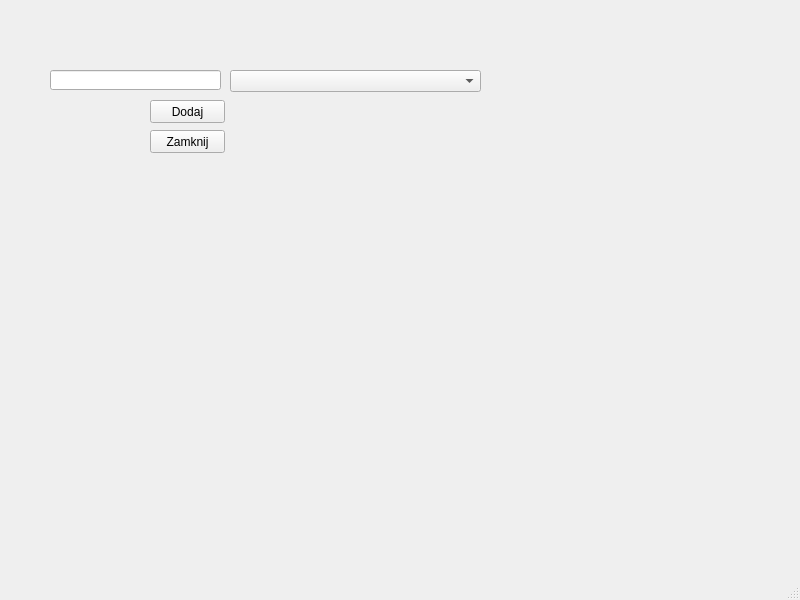
The window that urzadzeniadodajnrseryjny.ui (Astropl/TestRamek) describes before a commit, drawn with Qt 5.
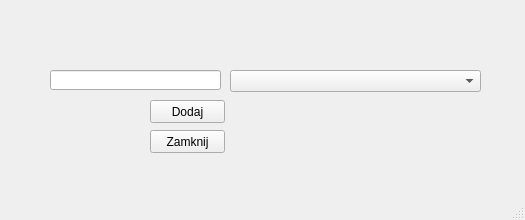
The same window after the commit.

Diff of the .ui file:
```diff
--- a/urzadzeniadodajnrseryjny.ui
+++ b/urzadzeniadodajnrseryjny.ui
@@ -6,8 +6,8 @@
    <rect>
     <x>0</x>
     <y>0</y>
-    <width>800</width>
-    <height>600</height>
+    <width>525</width>
+    <height>220</height>
    </rect>
   </property>
   <property name="windowTitle">
```
Left out of the diff: 2 changed lines with no effect on the pictures.
